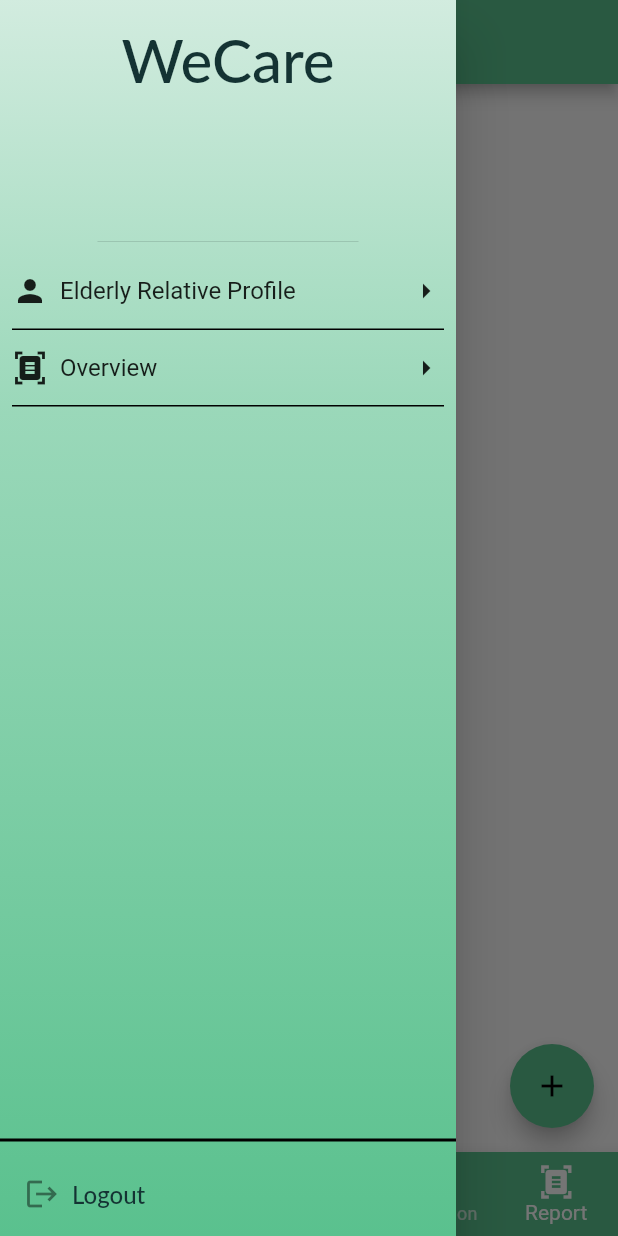
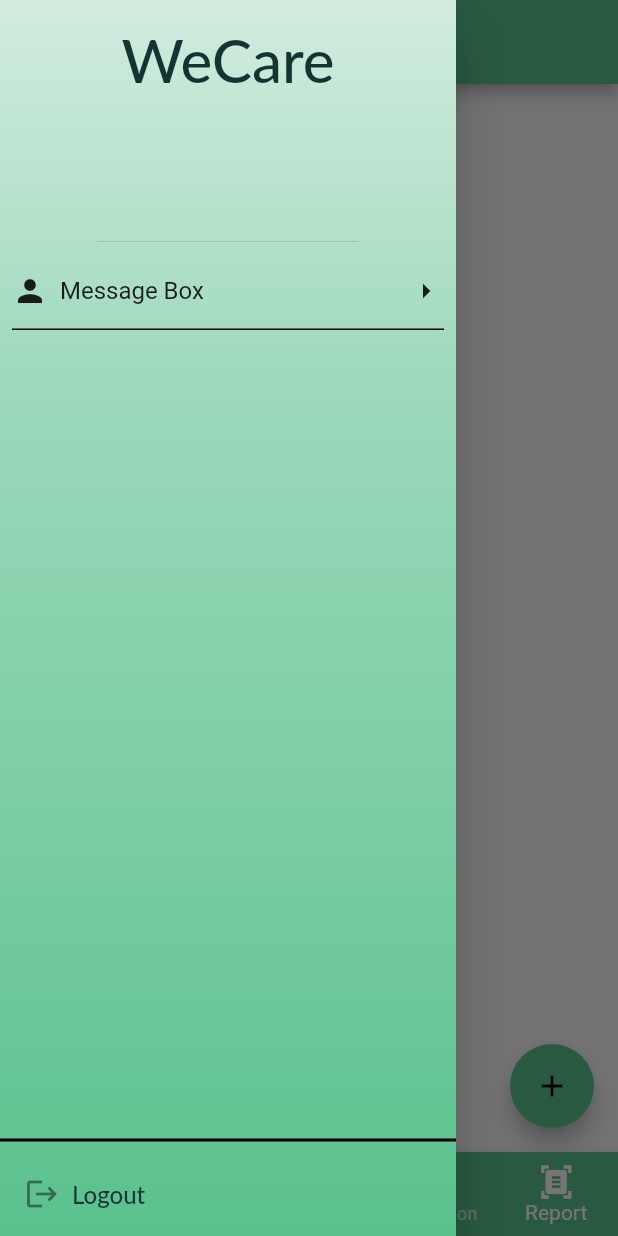
Before and after one commit to 002sky/fyp_project__WeCare, a Flutter app: the MainPage screen opened directly, with the side drawer open, on a phone screen of 412 x 824 dp. Run offline on Flutter 3.47's test engine with Material 2 defaults, Android fonts, the phone set to English and light mode, and no system bars; our stand-ins replace email_validator, flutter_form_builder, flutter_slidable, image_picker, intl_phone_field, shared_preferences and 1 more; missing offline and left inert: form_builder_extra_fields; accounts and stored records are empty; network calls fail; Roboto replaces fonts that are missing (Lato); statements that could not run were skipped.

Commit message:
update on message box

```diff
--- a/lib/config/databaseConfig.dart
+++ b/lib/config/databaseConfig.dart
@@ -21,12 +21,12 @@ String databaseURL() {
   // return 'http://192.168.68.100:80/';
   // return 'http://192.168.68.101:80/';
   // return 'http://192.168.68.102:80/';
-  // return 'http://192.168.68.103:80/';
+  return 'http://192.168.68.103:80/';
   // return 'http://192.168.68.104:80/';
   // return 'http://192.168.68.105:80/';
 
   // return 'http://192.168.68.106:80/';
-  return 'http://192.168.68.107:80/';
+  // return 'http://192.168.68.107:80/';
   // return 'http://192.168.68.108:80/';
   // return 'http://192.168.68.109:80/';
 
--- a/lib/drawer/appDrawer.dart
+++ b/lib/drawer/appDrawer.dart
@@ -1,18 +1,23 @@
 import 'package:flutter/material.dart';
 import 'package:fyp_project_testing/main.dart';
+import 'package:fyp_project_testing/page/MessageBoxMainPage.dart';
 import 'package:fyp_project_testing/page/addUserAccount.dart';
-import 'package:fyp_project_testing/page/authPage.dart';
-import 'package:fyp_project_testing/page/mainPage.dart';
 import 'package:fyp_project_testing/page/overViewPage.dart';
 
 import 'package:fyp_project_testing/provider/auth.dart';
+import 'package:provider/provider.dart';
 
 import 'drawerListTile.dart';
 import 'logoutButton.dart';
 
 class AppDrawer extends StatelessWidget {
+
+
+
   @override
   Widget build(BuildContext context) {
+    bool usertype = Provider.of<Auth>(context, listen: false).isAdmin;
+
     return Drawer(
       child: Container(
         decoration: BoxDecoration(
@@ -32,9 +37,11 @@ class AppDrawer extends StatelessWidget {
               'WeCare',
               style: TextStyle(fontSize: 40),
             )),
-            Expanded(
+            usertype
+                ? Expanded(
                     child: Column(children: <Widget>[
-                DrawerListTile(Icons.person, 'Elderly Relative Profile', () {
+                      DrawerListTile(Icons.person, 'Elderly Relative Profile',
+                          () {
                         Navigator.push(
                           context,
                           MaterialPageRoute<void>(
@@ -48,6 +55,30 @@ class AppDrawer extends StatelessWidget {
                           context,
                           MaterialPageRoute<void>(
                             builder: (BuildContext context) => OverViewPage(),
+                            fullscreenDialog: true,
+                          ),
+                        );
+                      }),
+                      DrawerListTile(Icons.person, 'Message Box', () {
+                        Navigator.push(
+                          context,
+                          MaterialPageRoute<void>(
+                            builder: (BuildContext context) =>
+                                MessageBoxMainPage(),
+                            fullscreenDialog: true,
+                          ),
+                        );
+                      }),
+                    ]),
+                  )
+                : Expanded(
+                    child: Column(children: <Widget>[
+                      DrawerListTile(Icons.person, 'Message Box', () {
+                        Navigator.push(
+                          context,
+                          MaterialPageRoute<void>(
+                            builder: (BuildContext context) =>
+                                MessageBoxMainPage(),
                             fullscreenDialog: true,
                           ),
                         );
--- a/lib/main.dart
+++ b/lib/main.dart
@@ -2,6 +2,7 @@ import 'package:flutter/material.dart';
 import 'package:fyp_project_testing/page/relativeMainPage.dart';
 import 'package:fyp_project_testing/provider/medicationProvider.dart';
 import 'package:fyp_project_testing/provider/medicationTimingProvider.dart';
+import 'package:fyp_project_testing/provider/messageProvider.dart';
 import 'package:fyp_project_testing/provider/notificationProvider.dart';
 import 'package:fyp_project_testing/provider/overviewProvider.dart';
 import 'package:fyp_project_testing/provider/scheduleProvider.dart';
@@ -49,6 +50,9 @@ class MyApp extends StatelessWidget {
         ChangeNotifierProvider(
           create: ((context) => OverViewProvider()),
         ),
+        ChangeNotifierProvider(
+          create: ((context) => MessageProvider()),
+        ),
       ],
       child: Consumer<Auth>(
         builder: (context, auth, _) => MaterialApp(
--- /dev/null
+++ b/lib/modal/messageBox.dart
@@ -0,0 +1,25 @@
+class MessageBox {
+  int senderID;
+  int receiverID;
+  List<Message>? messageText;
+
+  MessageBox(
+      {required this.senderID,
+      required this.receiverID,
+      required this.messageText});
+
+  factory MessageBox.fromJson(Map<String, dynamic> json) {
+    return MessageBox(senderID: 1, receiverID: 1, messageText: []);
+  }
+}
+
+class Message {
+  String? textMessage;
+  String? sendTime;
+
+  Message({required this.textMessage, required this.sendTime});
+
+  factory Message.fromJson(Map<String, dynamic> json) {
+    return Message(textMessage: json['message'], sendTime: json['timeStamp']);
+  }
+}
--- a/lib/page/mainPage.dart
+++ b/lib/page/mainPage.dart
@@ -7,9 +7,11 @@ import 'package:fyp_project_testing/page/notificationMainPage.dart';
 import 'package:fyp_project_testing/page/profileMainPage.dart';
 import 'package:fyp_project_testing/page/scheduleMainPage.dart';
 import 'package:fyp_project_testing/page/statusReportPage.dart';
+import 'package:provider/provider.dart';
 import 'package:shared_preferences/shared_preferences.dart';
 
 import '../drawer/appDrawer.dart';
+import '../provider/auth.dart';
 
 class MainPage extends StatefulWidget {
   static const routeName = "/MainPageRoute";
@@ -20,7 +22,7 @@ class MainPage extends StatefulWidget {
 
 class _MainPage extends State<MainPage> {
   int _index = 4;
-  String name ='';
+  bool name = true;
 
   PageController _pageController = PageController();
   List<Widget> _screen = [
@@ -41,22 +43,7 @@ class _MainPage extends State<MainPage> {
     _pageController.jumpToPage(SelectedItem);
   }
 
-  @override
-  void initState() {
-    _loadUserData();
-    super.initState();
-  }
 
-  _loadUserData() async {
-    SharedPreferences localStorage = await SharedPreferences.getInstance();
-    String? token = localStorage.getString('token');
-
-    if (token != null) {
-      setState(() {
-        name = token;
-      });
-    }
-  }
 
   @override
   Widget build(BuildContext context) {
@@ -73,8 +60,6 @@ class _MainPage extends State<MainPage> {
         onPageChanged: _onPageChange,
         physics: NeverScrollableScrollPhysics(),
       ),
-
-
       bottomNavigationBar: BottomNavigationBar(
         type: BottomNavigationBarType.fixed,
         backgroundColor: Theme.of(context).primaryColor,
@@ -84,7 +69,6 @@ class _MainPage extends State<MainPage> {
         unselectedFontSize: 12,
         currentIndex: _index,
         onTap: _onItemTapped,
-
         items: [
           BottomNavigationBarItem(icon: Icon(Icons.person), label: 'Elderly'),
           BottomNavigationBarItem(
--- a/lib/page/overViewPage.dart
+++ b/lib/page/overViewPage.dart
@@ -37,7 +37,7 @@ class _OverViewPageState extends State<OverViewPage> {
     }
     _isInit = false;
     super.didChangeDependencies();
-    ;
+
   }
 
   @override
```
Also changed, not shown: lib/page/MessageBoxMainPage.dart (added, +89 -0 lines), lib/page/relativeMainPage.dart (+8 -1 lines), lib/provider/messageProvider.dart (added, +46 -0 lines). Lines whose indentation alone changed are shown as unchanged.
